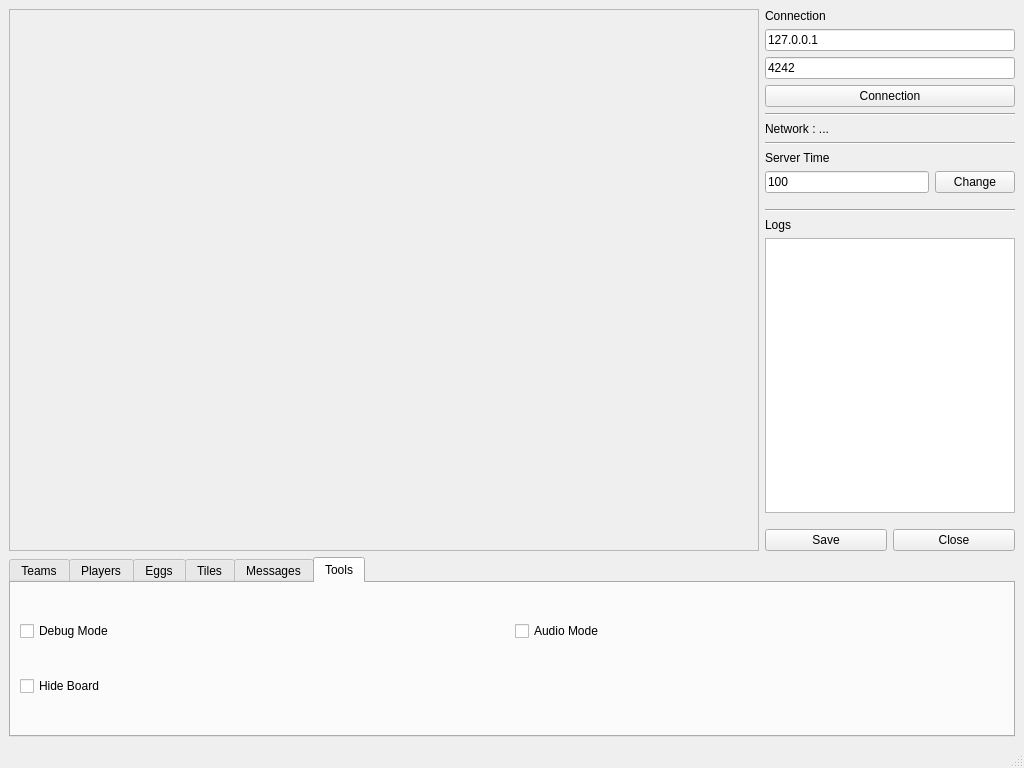
Before: the Qt Designer form clientqt/src/UI/MainWindow.ui in Armaldio/zappy, drawn with Qt 5.
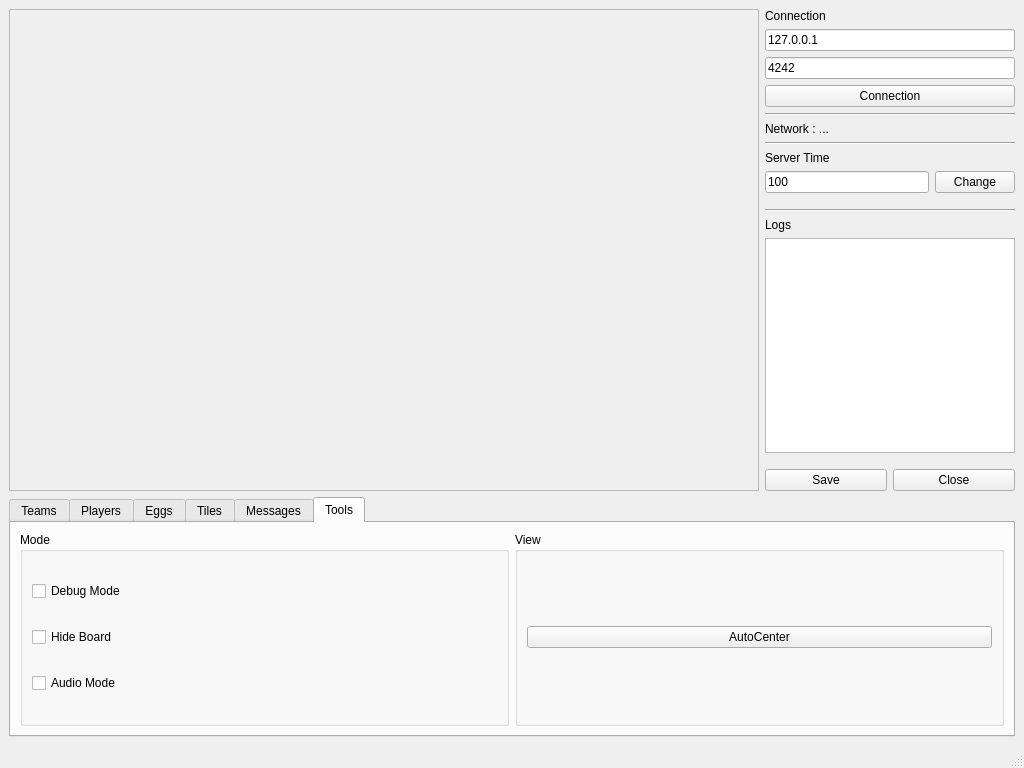
After: the same form once the commit is applied.

Patch:
```diff
--- a/clientqt/src/UI/MainWindow.ui
+++ b/clientqt/src/UI/MainWindow.ui
@@ -16,7 +16,7 @@
   <widget class="QWidget" name="centralwidget">
    <layout class="QGridLayout" name="gridLayout">
     <item row="0" column="1">
-     <layout class="QVBoxLayout" name="verticalLayout" stretch="3,1">
+     <layout class="QVBoxLayout" name="verticalLayout" stretch="3,0">
       <item>
        <layout class="QGridLayout" name="gridLayout_2" columnstretch="3,1">
         <property name="sizeConstraint">
@@ -302,24 +302,52 @@
          </attribute>
          <layout class="QGridLayout" name="gridLayout_8">
           <item row="0" column="0">
-           <widget class="QCheckBox" name="debugcheckBox">
-            <property name="text">
-             <string>Debug Mode</string>
+           <widget class="QGroupBox" name="groupBox">
+            <property name="title">
+             <string>Mode</string>
             </property>
+            <layout class="QVBoxLayout" name="verticalLayout_2">
+             <item>
+              <widget class="QCheckBox" name="debugcheckBox">
+               <property name="text">
+                <string>Debug Mode</string>
+               </property>
+              </widget>
+             </item>
+             <item>
+              <widget class="QCheckBox" name="hideBoardcheckBox">
+               <property name="text">
+                <string>Hide Board</string>
+               </property>
+              </widget>
+             </item>
+             <item>
+              <widget class="QCheckBox" name="audiocheckBox">
+               <property name="text">
+                <string>Audio Mode</string>
+               </property>
+              </widget>
+             </item>
+            </layout>
            </widget>
           </item>
           <item row="0" column="1">
-           <widget class="QCheckBox" name="audiocheckBox">
-            <property name="text">
-             <string>Audio Mode</string>
+           <widget class="QGroupBox" name="groupBox_2">
+            <property name="title">
+             <string>View</string>
             </property>
-           </widget>
-          </item>
-          <item row="1" column="0">
-           <widget class="QCheckBox" name="hideBoardcheckBox">
-            <property name="text">
-             <string>Hide Board</string>
+            <property name="alignment">
+             <set>Qt::AlignLeading|Qt::AlignLeft|Qt::AlignTop</set>
             </property>
+            <layout class="QVBoxLayout" name="verticalLayout_3">
+             <item>
+              <widget class="QPushButton" name="autoCenterButton">
+               <property name="text">
+                <string>AutoCenter</string>
+               </property>
+              </widget>
+             </item>
+            </layout>
            </widget>
           </item>
          </layout>
```
Left out of the diff: 1 changed line with no effect on the pictures.
